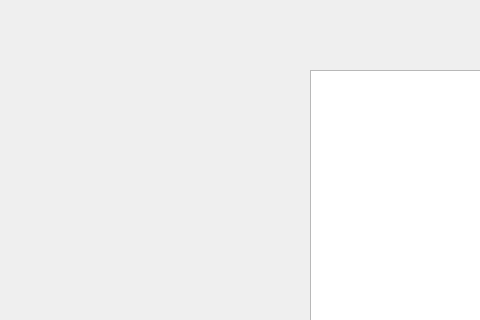
First picture: the form in main.ui, repository darkhunterLearning/Statistical-Learning-Project, before the edit; both pictures show x 0 to 480 and y 0 to 320 of the 706 by 576 pixel window.
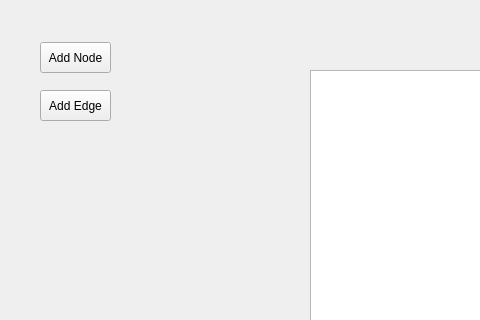
Second picture: the form after the edit.

Commit message: add edge feature

The edit to the form file:
```diff
--- a/main.ui
+++ b/main.ui
@@ -27,6 +27,32 @@
      <bool>true</bool>
     </property>
    </widget>
+   <widget class="QPushButton" name="btn_1">
+    <property name="geometry">
+     <rect>
+      <x>40</x>
+      <y>42</y>
+      <width>71</width>
+      <height>31</height>
+     </rect>
+    </property>
+    <property name="text">
+     <string>Add Node</string>
+    </property>
+   </widget>
+   <widget class="QPushButton" name="btn_2">
+    <property name="geometry">
+     <rect>
+      <x>40</x>
+      <y>90</y>
+      <width>71</width>
+      <height>31</height>
+     </rect>
+    </property>
+    <property name="text">
+     <string>Add Edge</string>
+    </property>
+   </widget>
   </widget>
   <widget class="QMenuBar" name="menubar">
    <property name="geometry">
```
The commit also changes 1 other file.
